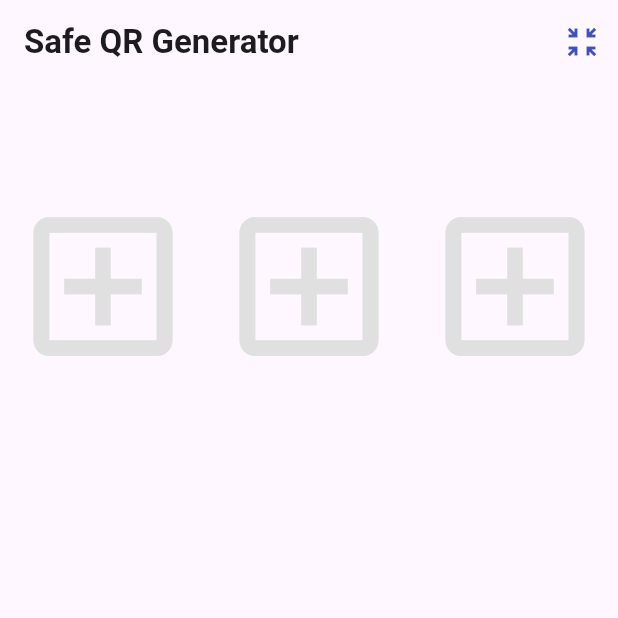
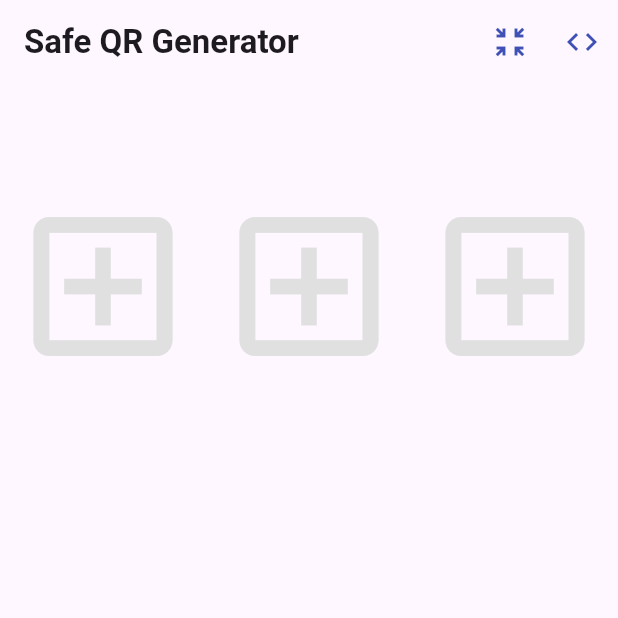
Before and after one commit to leventkantaroglu/workshop_flutter_qr_gen, a Flutter app: the screen it shows after launch, on a phone screen of 412 x 824 dp, the top half of it. Run offline on Flutter 3.47's test engine with Material 3 defaults, Android fonts, the phone set to English and light mode, and no system bars; our stand-ins replace qr_flutter.

Commit message:
Fix slot view and add repo link

```diff
--- a/lib/home_view.dart
+++ b/lib/home_view.dart
@@ -1,6 +1,7 @@
 import 'package:flutter/material.dart';
 
 import 'package:qr_flutter/qr_flutter.dart';
+import 'package:url_launcher/url_launcher.dart';
 
 import 'package:workshop_flutter_qr_gen/qr_item.dart';
 
@@ -45,6 +46,11 @@ class _HomeState extends State<Home> {
                 isExpanded = !isExpanded;
               });
             },
+          ),
+          IconButton(
+            icon: const Icon(Icons.code),
+            color: Colors.indigo,
+            onPressed: _launchUrl,
           ),
         ],
       ),
@@ -117,6 +123,14 @@ class _HomeState extends State<Home> {
     );
   }
 
+  Future<void> _launchUrl() async {
+    final _url = Uri.parse(
+        "https://github.com/leventkantaroglu/workshop_flutter_qr_gen");
+    if (!await launchUrl(_url)) {
+      throw Exception('Could not launch $_url');
+    }
+  }
+
   Widget get addWidget => Icon(
         Icons.add_box_outlined,
         size: 100,
@@ -162,6 +176,7 @@ class _HomeState extends State<Home> {
                           style: const TextStyle(
                             fontSize: 13,
                           ),
+                          maxLines: 1,
                           overflow: TextOverflow.ellipsis,
                         )
                       ],
--- a/pubspec.yaml
+++ b/pubspec.yaml
@@ -10,6 +10,7 @@ dependencies:
   flutter:
     sdk: flutter
   qr_flutter: ^4.1.0
+  url_launcher: ^6.2.6
 
 dev_dependencies:
   flutter_test:
```
Also changed, not shown: pubspec.lock, 1 other file.
